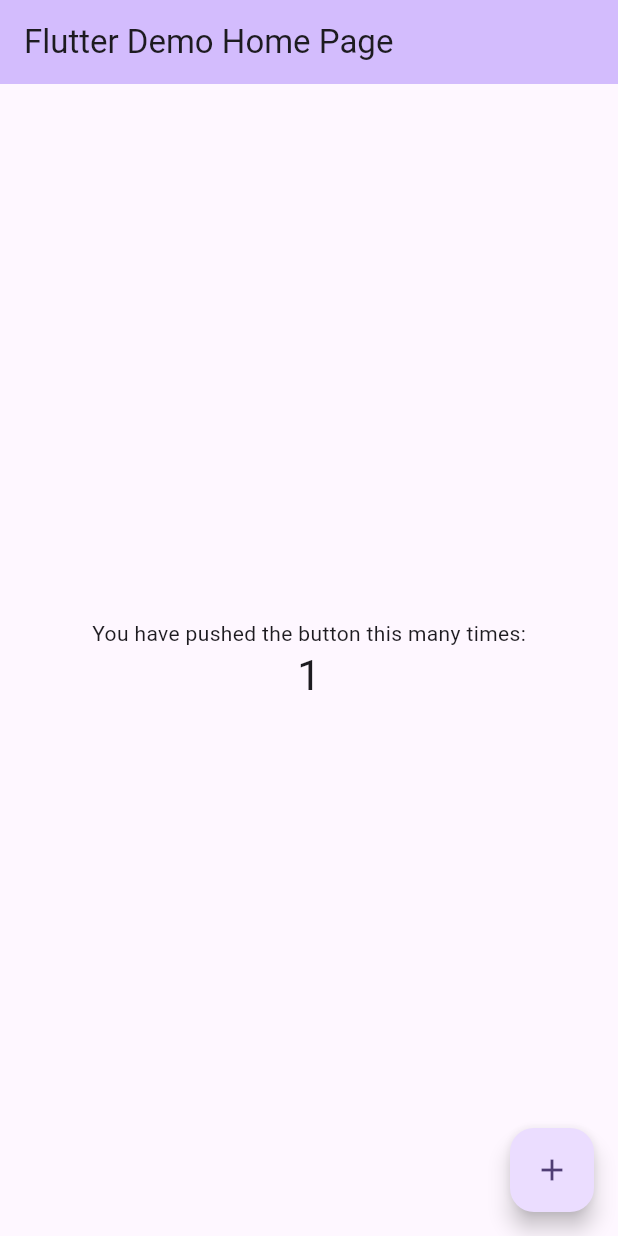
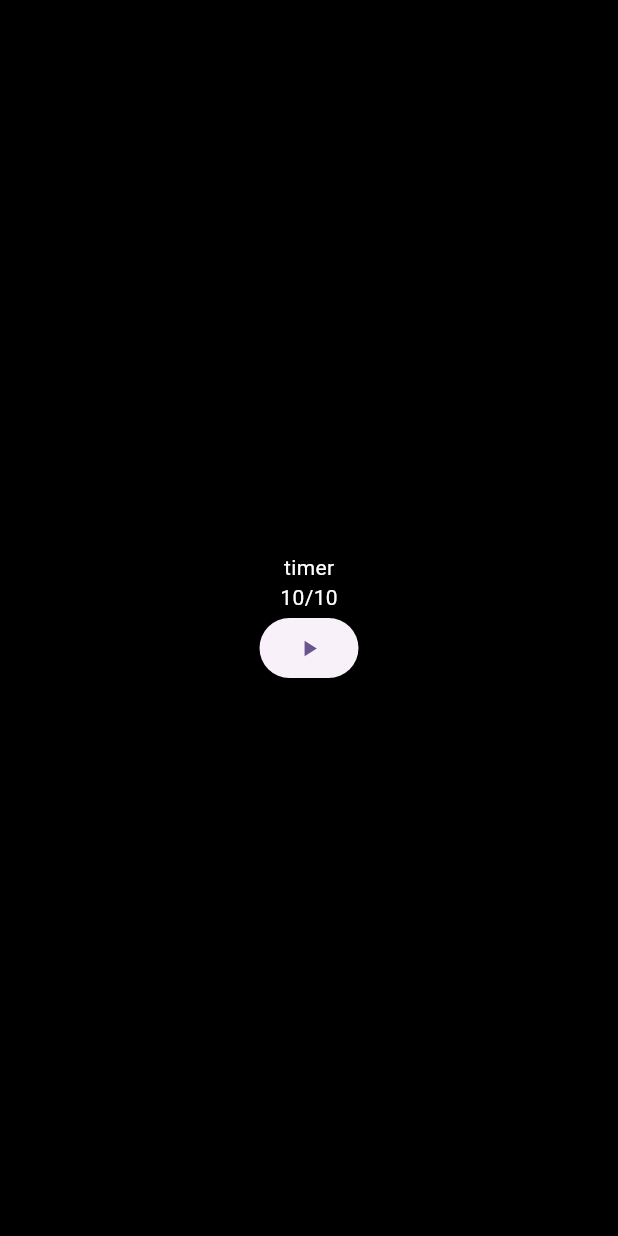
Before and after one commit to RyoyaKurihara/watch_timer, a Flutter app: the screen it shows after launch, after a tap on the "add" icon, on a phone screen of 412 x 824 dp. Run offline on Flutter 3.47's test engine with Material 2 defaults, Android fonts, the phone set to English and light mode, and no system bars.

Commit message:
homepage count_timer_pageの作成、画面遷移

```diff
--- /dev/null
+++ b/lib/count_timer_page.dart
@@ -0,0 +1,79 @@
+import 'package:flutter/material.dart';
+import 'dart:async';
+
+class CountTimerPage extends StatefulWidget {
+  const CountTimerPage({super.key});
+
+  @override
+  State<CountTimerPage> createState() => CountTimerPageState();
+}
+
+class CountTimerPageState extends State<CountTimerPage>{
+  int focusTime = 10;
+  int breakTime = 10;
+
+  int focusTimeCount = 0;
+  int breakTimeCount = 0;
+
+  bool focusTimer = false;
+  bool breakTimer = false;
+
+  void focusTimerStart() {
+    focusTimer = true;
+    // focusTimeCount++;
+    // setState(() {});
+  }
+
+  void initState(){
+    super.initState();
+    Timer.periodic(const Duration(seconds: 1), (Timer timer) {
+      if( focusTimer ){
+        focusTimeCount++;
+        if( focusTime == focusTimeCount ){
+          focusTimeCount = 0;
+          focusTimer = false;
+          breakTimer = true;
+        }
+      } else if( breakTimer ) {
+        breakTimeCount++;
+        if (breakTime == breakTimeCount) {
+          breakTimeCount = 0;
+          focusTimer = true;
+          breakTimer = false;
+        }
+      }
+      setState(() {});
+    });
+
+  }
+
+  @override
+  Widget build(BuildContext context) {
+    return Scaffold(
+        backgroundColor: Colors.black,
+        body: Center(
+            child: Expanded(
+          child: Column(
+              mainAxisAlignment: MainAxisAlignment.center,
+              children: <Widget>[
+                const Text('timer', style: TextStyle(color: Colors.white)),
+                Row(
+                  mainAxisAlignment: MainAxisAlignment.center,
+                  children: <Widget>[
+                    Text('${focusTime - focusTimeCount}',
+                        style: const TextStyle(color: Colors.white)),
+                    const Text('/', style: TextStyle(color: Colors.white)),
+                    Text('${breakTime - breakTimeCount}',
+                        style: const TextStyle(color: Colors.white))
+                  ],
+                ),
+                ElevatedButton(
+                  onPressed: () {
+                    focusTimerStart();
+                  },
+                  child: const Icon(Icons.play_arrow),
+                )
+              ]),
+        )));
+  }
+}
--- a/lib/main.dart
+++ b/lib/main.dart
@@ -1,4 +1,5 @@
 import 'package:flutter/material.dart';
+import 'package:watch_timer/count_timer_page.dart';
 
 void main() {
   runApp(const MyApp());
@@ -13,42 +14,16 @@ class MyApp extends StatelessWidget {
     return MaterialApp(
       title: 'Flutter Demo',
       theme: ThemeData(
-        // This is the theme of your application.
-        //
-        // TRY THIS: Try running your application with "flutter run". You'll see
-        // the application has a blue toolbar. Then, without quitting the app,
-        // try changing the seedColor in the colorScheme below to Colors.green
-        // and then invoke "hot reload" (save your changes or press the "hot
-        // reload" button in a Flutter-supported IDE, or press "r" if you used
-        // the command line to start the app).
-        //
-        // Notice that the counter didn't reset back to zero; the application
-        // state is not lost during the reload. To reset the state, use hot
-        // restart instead.
-        //
-        // This works for code too, not just values: Most code changes can be
-        // tested with just a hot reload.
         colorScheme: ColorScheme.fromSeed(seedColor: Colors.deepPurple),
         useMaterial3: true,
       ),
-      home: const MyHomePage(title: 'Flutter Demo Home Page'),
+      home: const MyHomePage(),
     );
   }
 }
 
 class MyHomePage extends StatefulWidget {
-  const MyHomePage({super.key, required this.title});
-
-  // This widget is the home page of your application. It is stateful, meaning
-  // that it has a State object (defined below) that contains fields that affect
-  // how it looks.
-
-  // This class is the configuration for the state. It holds the values (in this
-  // case the title) provided by the parent (in this case the App widget) and
-  // used by the build method of the State. Fields in a Widget subclass are
-  // always marked "final".
-
-  final String title;
+  const MyHomePage({super.key});
 
   @override
   State<MyHomePage> createState() => _MyHomePageState();
@@ -70,54 +45,24 @@ class _MyHomePageState extends State<MyHomePage> {
 
   @override
   Widget build(BuildContext context) {
-    // This method is rerun every time setState is called, for instance as done
-    // by the _incrementCounter method above.
-    //
-    // The Flutter framework has been optimized to make rerunning build methods
-    // fast, so that you can just rebuild anything that needs updating rather
-    // than having to individually change instances of widgets.
     return Scaffold(
-      appBar: AppBar(
-        // TRY THIS: Try changing the color here to a specific color (to
-        // Colors.amber, perhaps?) and trigger a hot reload to see the AppBar
-        // change color while the other colors stay the same.
-        backgroundColor: Theme.of(context).colorScheme.inversePrimary,
-        // Here we take the value from the MyHomePage object that was created by
-        // the App.build method, and use it to set our appbar title.
-        title: Text(widget.title),
-      ),
-      body: Center(
-        // Center is a layout widget. It takes a single child and positions it
-        // in the middle of the parent.
+      backgroundColor: Colors.black,
+      body: const Center(
         child: Column(
-          // Column is also a layout widget. It takes a list of children and
-          // arranges them vertically. By default, it sizes itself to fit its
-          // children horizontally, and tries to be as tall as its parent.
-          //
-          // Column has various properties to control how it sizes itself and
-          // how it positions its children. Here we use mainAxisAlignment to
-          // center the children vertically; the main axis here is the vertical
-          // axis because Columns are vertical (the cross axis would be
-          // horizontal).
-          //
-          // TRY THIS: Invoke "debug painting" (choose the "Toggle Debug Paint"
-          // action in the IDE, or press "p" in the console), to see the
-          // wireframe for each widget.
           mainAxisAlignment: MainAxisAlignment.center,
           children: <Widget>[
-            const Text(
-              'You have pushed the button this many times:',
-            ),
             Text(
-              '$_counter',
-              style: Theme.of(context).textTheme.headlineMedium,
+              "select timer",
+              style: TextStyle(color: Colors.white),
             ),
           ],
         ),
       ),
       floatingActionButton: FloatingActionButton(
-        onPressed: _incrementCounter,
-        tooltip: 'Increment',
+        onPressed: (){
+          Navigator.of(context).push( MaterialPageRoute(builder: (context) => CountTimerPage()));
+        },
+        tooltip: '10s/10s',
         child: const Icon(Icons.add),
       ), // This trailing comma makes auto-formatting nicer for build methods.
     );
```
